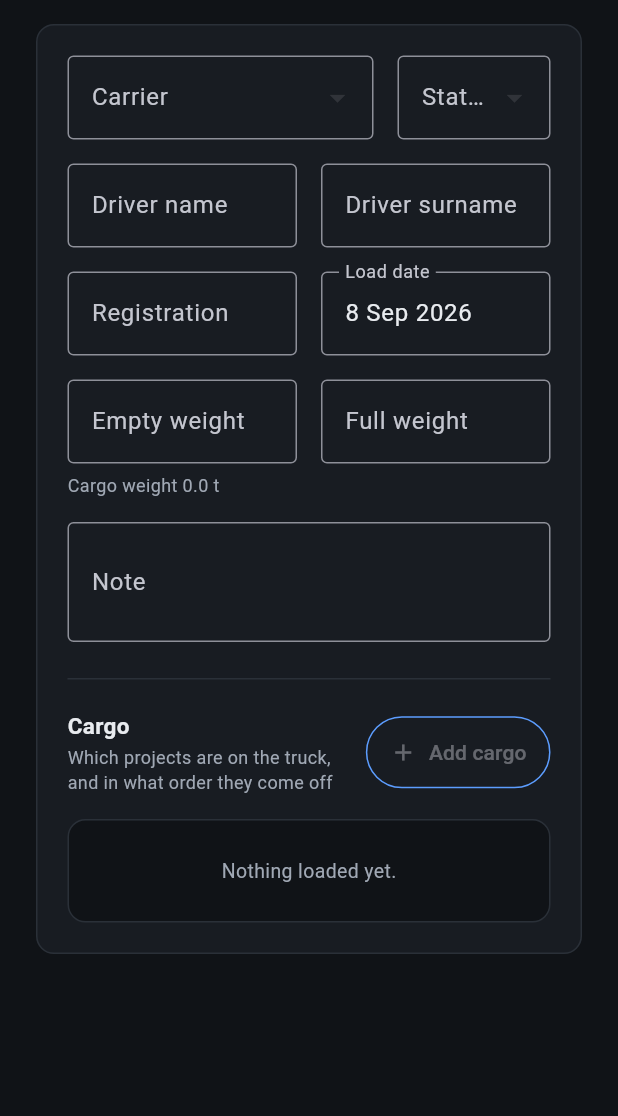
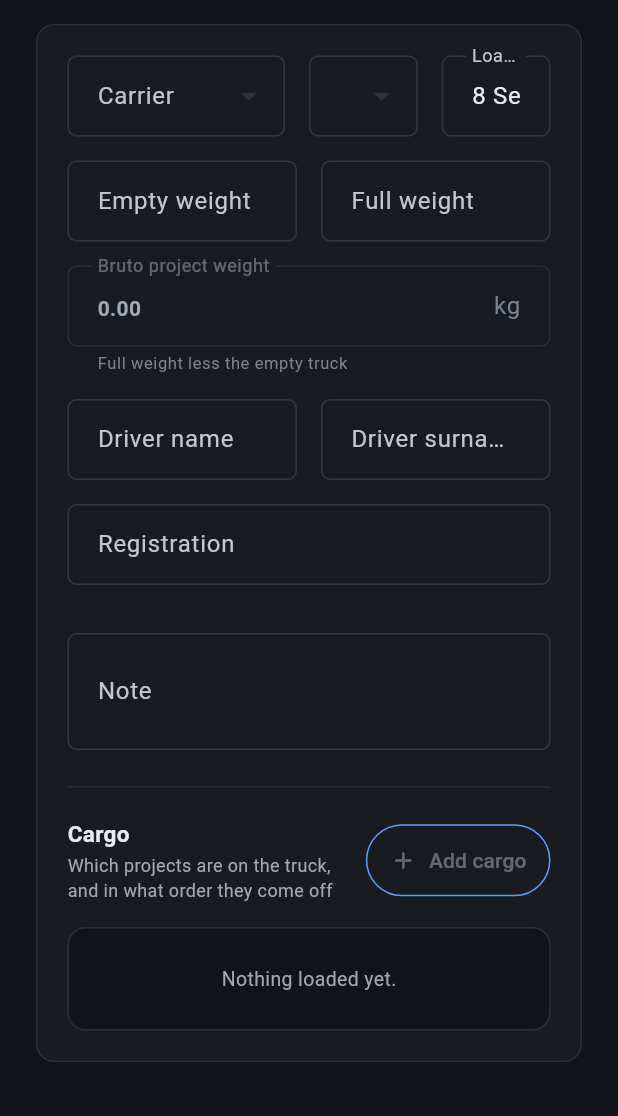
Before and after one commit to HUJDUR/Project-Work-Manager, a Flutter app: the TransportDetailsScreen screen opened directly with empty values, on a phone screen of 412 x 824 dp, the part 120-1236 px from its top. Run offline on Flutter 3.47's test engine with Material 3 defaults, Android fonts, the phone set to English and light mode, and no system bars; drawn by our look-alikes of flutter_form_builder; our stand-ins replace fl_chart, form_builder_validators, printing; missing offline and left inert: window_manager; accounts and stored records are empty; generated files the repository leaves out were written again; network calls fail; statements that could not run were skipped.

Commit message:
seed-update

```diff
--- a/frontend/pwm_desktop/lib/layouts/master_screen.dart
+++ b/frontend/pwm_desktop/lib/layouts/master_screen.dart
@@ -345,7 +345,7 @@
   Widget build(BuildContext context) {
     return Container(
       color: AppColors.surface,
-      padding: const EdgeInsets.symmetric(horizontal: 12, vertical: 16),
+      padding: const EdgeInsets.symmetric(horizontal: 16, vertical: 15),
       child: ListView.builder(
         itemCount: destinations.length,
         itemBuilder: (context, index) => _NavItem(
--- a/frontend/pwm_desktop/lib/screens/projects_screen.dart
+++ b/frontend/pwm_desktop/lib/screens/projects_screen.dart
@@ -193,7 +193,7 @@
               ),
               border: const OutlineInputBorder(),
               isDense: true,
-              contentPadding: const EdgeInsets.symmetric(horizontal: 12, vertical: 16),
+              contentPadding: const EdgeInsets.symmetric(horizontal: 16, vertical: 15),
             ),
           ),
         ),
@@ -206,7 +206,7 @@
             decoration: const InputDecoration(
               border: OutlineInputBorder(),
               isDense: true,
-              contentPadding: EdgeInsets.symmetric(horizontal: 12, vertical: 16),
+              contentPadding: EdgeInsets.symmetric(horizontal: 16, vertical: 15),
             ),
             items: [
               const DropdownMenuItem(value: null, child: Text('All Status')),
--- a/frontend/pwm_desktop/lib/screens/recommendations_screen.dart
+++ b/frontend/pwm_desktop/lib/screens/recommendations_screen.dart
@@ -107,7 +107,7 @@
   static const _decoration = InputDecoration(
     border: OutlineInputBorder(),
     isDense: true,
-    contentPadding: EdgeInsets.symmetric(horizontal: 12, vertical: 16),
+    contentPadding: EdgeInsets.symmetric(horizontal: 16, vertical: 15),
   );
 
   final RecommendationsProvider provider;
--- a/frontend/pwm_desktop/lib/screens/reports_screen.dart
+++ b/frontend/pwm_desktop/lib/screens/reports_screen.dart
@@ -356,7 +356,7 @@
   static const _fieldDecoration = InputDecoration(
     border: OutlineInputBorder(),
     isDense: true,
-    contentPadding: EdgeInsets.symmetric(horizontal: 12, vertical: 16),
+    contentPadding: EdgeInsets.symmetric(horizontal: 16, vertical: 15),
   );
 }
 
@@ -413,7 +413,7 @@
                   icon: const Icon(Icons.close, size: 16),
                   onPressed: () => provider.setDateRange(null),
                 ),
-          contentPadding: const EdgeInsets.symmetric(horizontal: 12, vertical: 16),
+          contentPadding: const EdgeInsets.symmetric(horizontal: 16, vertical: 15),
         ),
         child: Text(
           label,
--- a/frontend/pwm_desktop/lib/screens/transport_details_screen.dart
+++ b/frontend/pwm_desktop/lib/screens/transport_details_screen.dart
@@ -149,48 +149,6 @@
                     ],
                   ),
                 ),
-              ],
-            ),
-            const SizedBox(height: formFieldGap),
-            Row(
-              children: [
-                Expanded(
-                  child: FormBuilderTextField(
-                    name: 'driverName',
-                    autofocus: _isNew,
-                    decoration: appInputDecoration('Driver name'),
-                    validator: FormBuilderValidators.required(
-                      errorText: 'The driver needs a name.',
-                    ),
-                  ),
-                ),
-                const SizedBox(width: formFieldGap),
-                Expanded(
-                  child: FormBuilderTextField(
-                    name: 'driverSurname',
-                    decoration: appInputDecoration('Driver surname'),
-                    validator: FormBuilderValidators.required(
-                      errorText: 'The driver needs a surname.',
-                    ),
-                  ),
-                ),
-              ],
-            ),
-            const SizedBox(height: formFieldGap),
-            Row(
-              children: [
-                Expanded(
-                  child: FormBuilderTextField(
-                    name: 'vehicleRegistration',
-                    decoration: appInputDecoration(
-                      'Registration',
-                      hintText: 'A12-K-345',
-                    ),
-                    validator: FormBuilderValidators.required(
-                      errorText: 'Every load has a vehicle registration.',
-                    ),
-                  ),
-                ),
                 const SizedBox(width: formFieldGap),
                 Expanded(
                   child: FormBuilderDateTimePicker(
@@ -254,11 +212,68 @@
                 ),
               ],
             ),
-            const SizedBox(height: 6),
-            Text(
-              'Cargo weight ${formatTonnes(_netWeight)}',
-              style: TextStyle(fontSize: 12, color: AppColors.textSecondary),
+            const SizedBox(height: formFieldGap),
+            InputDecorator(
+              decoration: appInputDecoration(
+                'Bruto project weight',
+                suffixText: 'kg',
+              ).copyWith(
+                enabled: false,
+                helperText: 'Full weight less the empty truck',
+                helperStyle: TextStyle(fontSize: 11, color: AppColors.textMuted),
+              ),
+              child: Text(
+                _netWeight.toStringAsFixed(2),
+                style: TextStyle(
+                  fontWeight: FontWeight.w600,
+                  color: AppColors.textSecondary,
+                ),
+              ),
             ),
+            const SizedBox(height: formFieldGap),
+            Row(
+              children: [
+                Expanded(
+                  child: FormBuilderTextField(
+                    name: 'driverName',
+                    autofocus: _isNew,
+                    decoration: appInputDecoration('Driver name'),
+                    validator: FormBuilderValidators.required(
+                      errorText: 'The driver needs a name.',
+                    ),
+                  ),
+                ),
+                const SizedBox(width: formFieldGap),
+                Expanded(
+                  child: FormBuilderTextField(
+                    name: 'driverSurname',
+                    decoration: appInputDecoration('Driver surname'),
+                    validator: FormBuilderValidators.required(
+                      errorText: 'The driver needs a surname.',
+                    ),
+                  ),
+                ),
+              ],
+            ),
+            const SizedBox(height: formFieldGap),
+            Row(
+              children: [
+                Expanded(
+                  child: FormBuilderTextField(
+                    name: 'vehicleRegistration',
+                    decoration: appInputDecoration(
+                      'Registration',
+                      hintText: 'A12-K-345',
+                    ),
+                    validator: FormBuilderValidators.required(
+                      errorText: 'Every load has a vehicle registration.',
+                    ),
+                  ),
+                ),
+
+              ],
+            ),
+            const SizedBox(height: formFieldGap),
             const SizedBox(height: formFieldGap),
             FormBuilderTextField(
               name: 'note',
--- a/frontend/pwm_desktop/lib/screens/transport_screen.dart
+++ b/frontend/pwm_desktop/lib/screens/transport_screen.dart
@@ -169,7 +169,7 @@
               border: const OutlineInputBorder(),
               isDense: true,
               contentPadding:
-                  const EdgeInsets.symmetric(horizontal: 12, vertical: 16),
+                  const EdgeInsets.symmetric(horizontal: 16, vertical: 15),
             ),
           ),
         ),
@@ -182,7 +182,7 @@
             decoration: const InputDecoration(
               border: OutlineInputBorder(),
               isDense: true,
-              contentPadding: EdgeInsets.symmetric(horizontal: 12, vertical: 16),
+              contentPadding: EdgeInsets.symmetric(horizontal: 16, vertical: 15),
             ),
             items: [
               const DropdownMenuItem(value: null, child: Text('All Status')),
@@ -230,7 +230,7 @@
                   icon: const Icon(Icons.close, size: 16),
                   onPressed: () => provider.setDateRange(null),
                 ),
-          contentPadding: const EdgeInsets.symmetric(horizontal: 12, vertical: 16),
+          contentPadding: const EdgeInsets.symmetric(horizontal: 16, vertical: 15),
         ),
         child: Text(
           label,
--- a/frontend/pwm_desktop/lib/screens/widgets/form_fields.dart
+++ b/frontend/pwm_desktop/lib/screens/widgets/form_fields.dart
@@ -1,9 +1,15 @@
 import 'package:flutter/material.dart';
 import 'package:intl/intl.dart';
+
+import '../../utils/app_theme.dart';
 
 /// The vertical rhythm of a details form, and the horizontal gap between two
 /// fields sharing a row.
 const double formFieldGap = 16;
+
+/// The gap between two groups of fields that answer different questions - who
+/// worked, then when. Wider than [formFieldGap] so the groups read apart.
+const double formSectionGap = 28;
 
 /// Dates in a form are typed and read back in the same shape the tables show.
 final DateFormat formFieldDateFormat = DateFormat('d MMM yyyy');
@@ -19,6 +25,27 @@
       labelText: label,
       hintText: hintText,
       suffixText: suffixText,
-      border: const OutlineInputBorder(),
-      contentPadding: const EdgeInsets.symmetric(horizontal: 12, vertical: 16),
+      // The outline itself comes from AppTheme's inputDecorationTheme, so every
+      // field in the app - these and the list screens' filters - shares one.
+      // Dense, but not squeezed: the value needs room off the outline on both
+      // axes or it reads as crammed into the corner.
+      contentPadding: const EdgeInsets.symmetric(horizontal: 16, vertical: 15),
+      isDense: true,
     );
+
+/// A hairline "-" between two fields that belong together, such as a date and
+/// the times booked against it.
+class FieldSeparator extends StatelessWidget {
+  const FieldSeparator({super.key});
+
+  @override
+  Widget build(BuildContext context) {
+    return Padding(
+      padding: const EdgeInsets.symmetric(horizontal: 8),
+      child: Text(
+        '-',
+        style: TextStyle(fontSize: 15, color: AppColors.textMuted),
+      ),
+    );
+  }
+}
--- a/frontend/pwm_desktop/lib/screens/work_hours_screen.dart
+++ b/frontend/pwm_desktop/lib/screens/work_hours_screen.dart
@@ -207,7 +207,7 @@
               prefixIcon: Icon(Icons.search, size: 20),
               border: OutlineInputBorder(),
               isDense: true,
-              contentPadding: EdgeInsets.symmetric(horizontal: 12, vertical: 16),
+              contentPadding: EdgeInsets.symmetric(horizontal: 16, vertical: 15),
             ),
           ),
         ),
@@ -220,7 +220,7 @@
             decoration: const InputDecoration(
               border: OutlineInputBorder(),
               isDense: true,
-              contentPadding: EdgeInsets.symmetric(horizontal: 12, vertical: 16),
+              contentPadding: EdgeInsets.symmetric(horizontal: 16, vertical: 15),
             ),
             items: [
               const DropdownMenuItem(value: null, child: Text('All Projects')),
@@ -268,7 +268,7 @@
                   icon: const Icon(Icons.close, size: 16),
                   onPressed: () => provider.setDateRange(null),
                 ),
-          contentPadding: const EdgeInsets.symmetric(horizontal: 12, vertical: 16),
+          contentPadding: const EdgeInsets.symmetric(horizontal: 16, vertical: 15),
         ),
         child: Text(
           label,
--- a/frontend/pwm_desktop/lib/screens/workers_screen.dart
+++ b/frontend/pwm_desktop/lib/screens/workers_screen.dart
@@ -194,7 +194,7 @@
               ),
               border: const OutlineInputBorder(),
               isDense: true,
-              contentPadding: const EdgeInsets.symmetric(horizontal: 12, vertical: 16),
+              contentPadding: const EdgeInsets.symmetric(horizontal: 16, vertical: 15),
             ),
           ),
         ),
@@ -207,7 +207,7 @@
             decoration: const InputDecoration(
               border: OutlineInputBorder(),
               isDense: true,
-              contentPadding: EdgeInsets.symmetric(horizontal: 12, vertical: 16),
+              contentPadding: EdgeInsets.symmetric(horizontal: 16, vertical: 15),
             ),
             items: [
               const DropdownMenuItem(value: null, child: Text('All Roles')),
--- a/frontend/pwm_desktop/lib/utils/app_theme.dart
+++ b/frontend/pwm_desktop/lib/utils/app_theme.dart
@@ -19,6 +19,7 @@
     required this.dangerBorder,
     required this.tooltipSurface,
     required this.tooltipText,
+    required this.fieldBorder,
     required this.chipTint,
   });
 
@@ -42,6 +43,11 @@
   final Color tooltipSurface;
   final Color tooltipText;
 
+  /// The outline of an input. A shade firmer than [border] so a field still
+  /// reads as a field, but far lighter than Material's default, which draws
+  /// `onSurface` at 38% and looks heavy on both grounds.
+  final Color fieldBorder;
+
   /// How strongly a status chip's own colour washes its background. Dark needs
   /// more of it to read against a dark card.
   final double chipTint;
@@ -63,6 +69,7 @@
     dangerBorder: Color(0xFFFECACA),
     tooltipSurface: Color(0xFF1F2937),
     tooltipText: Color(0xFFF9FAFB),
+    fieldBorder: Color(0xFFDCE0E6),
     chipTint: 0.12,
   );
 
@@ -82,6 +89,7 @@
     dangerBorder: Color(0xFF5B2A2A),
     tooltipSurface: Color(0xFF333B47),
     tooltipText: Color(0xFFF2F4F7),
+    fieldBorder: Color(0xFF323945),
     chipTint: 0.20,
   );
 }
@@ -109,6 +117,7 @@
   static Color get textMuted => palette.textMuted;
   static Color get tooltipSurface => palette.tooltipSurface;
   static Color get tooltipText => palette.tooltipText;
+  static Color get fieldBorder => palette.fieldBorder;
   static Color get accent => palette.accent;
   static Color get accentSoft => palette.accentSoft;
   static Color get danger => palette.danger;
@@ -179,6 +188,12 @@
 }
 
 abstract final class AppTheme {
+  static OutlineInputBorder _outline(Color color, {double width = 1}) =>
+      OutlineInputBorder(
+        borderRadius: const BorderRadius.all(Radius.circular(6)),
+        borderSide: BorderSide(color: color, width: width),
+      );
+
   static ThemeData light() => _build(AppPalette.light);
 
   static ThemeData dark() => _build(AppPalette.dark);
@@ -211,6 +226,17 @@
         // Fields sit on cards, so they take the card's own ground.
         fillColor: palette.surface,
         hintStyle: TextStyle(color: palette.textMuted),
+        // One outline for every input in the app. A screen that passes a bare
+        // OutlineInputBorder() as `border` still lands here: InputDecoration
+        // fills its per-state borders from the theme before it falls back to
+        // `border`, so these are what actually get painted.
+        enabledBorder: _outline(palette.fieldBorder),
+        border: _outline(palette.fieldBorder),
+        disabledBorder: _outline(palette.border),
+        // A focus ring, not a second frame - Material's default doubles to 2.
+        focusedBorder: _outline(palette.accent, width: 1.4),
+        errorBorder: _outline(palette.danger),
+        focusedErrorBorder: _outline(palette.danger, width: 1.4),
       ),
       tooltipTheme:
           const TooltipThemeData(waitDuration: Duration(milliseconds: 400)),
```
Also changed, not shown: frontend/pwm_desktop/lib/providers/projects_provider.dart (+42 -0 lines), frontend/pwm_desktop/lib/screens/project_details_screen.dart (+110 -106 lines), frontend/pwm_desktop/lib/screens/work_hours_details_screen.dart (+2 -8 lines), frontend/pwm_desktop/lib/screens/worker_details_screen.dart (+30 -18 lines), 4 other files.
